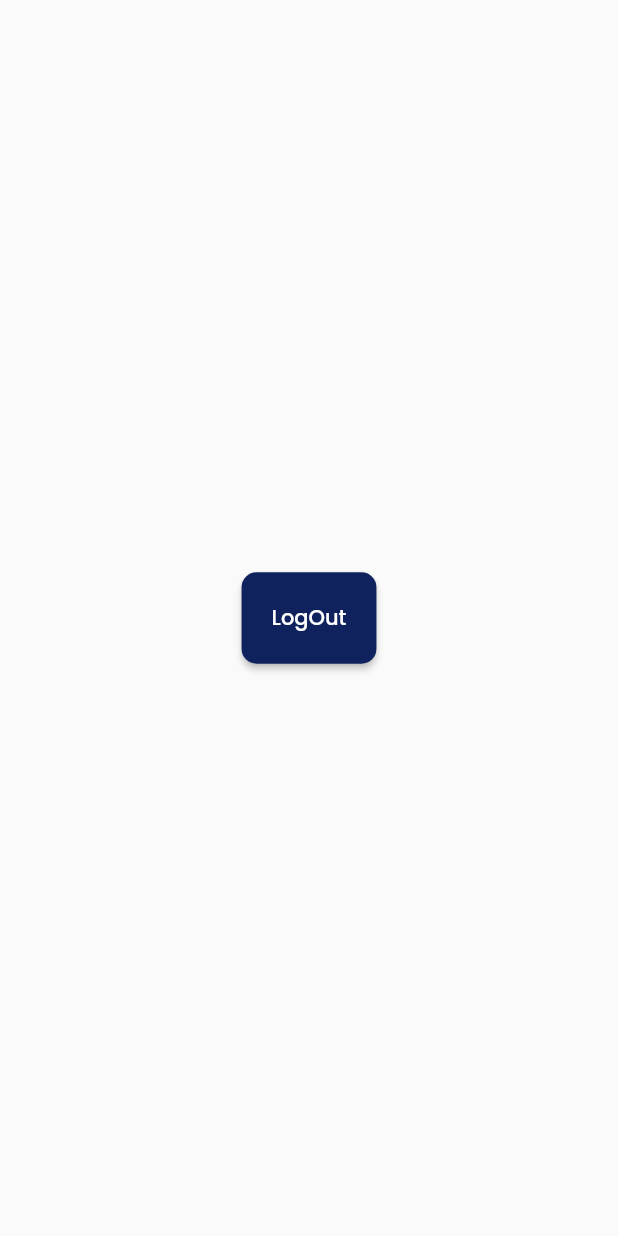
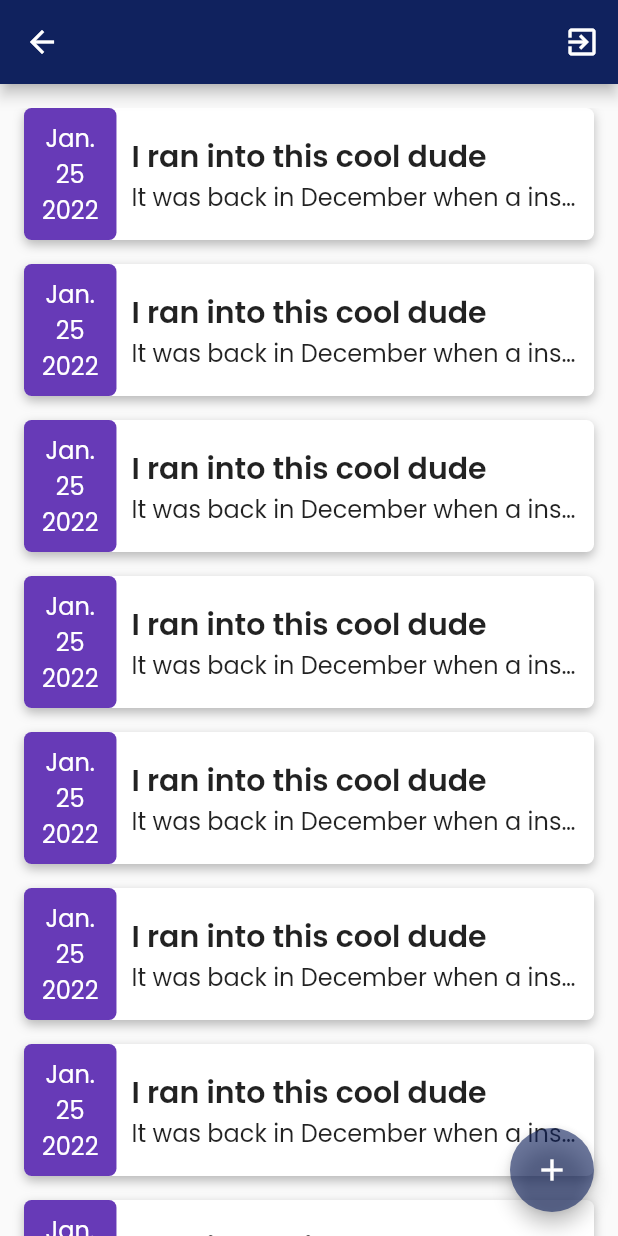
Before and after one commit to israelglory/smart_tools, a Flutter app: the HomePage screen opened by its route, on a phone screen of 412 x 824 dp. Run offline on Flutter 3.47's test engine with Material 2 defaults, Android fonts, the phone set to English and light mode, and no system bars; our stand-ins replace cloud_firestore, device_preview, firebase_auth, firebase_core, get, google_fonts and 1 more; missing offline and left inert: im_animations; accounts and stored records are empty; network calls fail.

Commit message:
Diary feature for home including list tile

```diff
--- /dev/null
+++ b/lib/features/diary/controllers/create_diary_controller.dart
@@ -0,0 +1,3 @@
+import 'package:smart_tools/routes/exports.dart';
+
+class CreateDiaryController extends GetxController {}
--- /dev/null
+++ b/lib/features/diary/controllers/diary_home_controller.dart
@@ -0,0 +1,3 @@
+import 'package:smart_tools/routes/exports.dart';
+
+class DiaryHomeController extends GetxController {}
--- /dev/null
+++ b/lib/features/diary/views/create_diary.dart
@@ -0,0 +1,24 @@
+import 'package:smart_tools/components/app_textfield.dart';
+import 'package:smart_tools/features/diary/controllers/create_diary_controller.dart';
+import 'package:smart_tools/routes/exports.dart';
+
+class CreateDiaryPage extends StatelessWidget {
+  const CreateDiaryPage({Key? key}) : super(key: key);
+
+  @override
+  Widget build(BuildContext context) {
+    return GetBuilder<CreateDiaryController>(
+      init: CreateDiaryController(),
+      builder: (controller) {
+        return Scaffold(
+          body: Column(
+            children: const [
+              AppTextField(),
+              AppTextField(),
+            ],
+          ),
+        );
+      },
+    );
+  }
+}
--- /dev/null
+++ b/lib/features/diary/views/diary_home.dart
@@ -0,0 +1,39 @@
+import 'package:smart_tools/features/diary/widgets/dairy_item.dart';
+import 'package:smart_tools/routes/exports.dart';
+
+class DiaryHomePage extends StatelessWidget {
+  const DiaryHomePage({Key? key}) : super(key: key);
+
+  @override
+  Widget build(BuildContext context) {
+    return GetBuilder<DiaryHomeController>(
+      init: DiaryHomeController(),
+      builder: (controller) {
+        return Scaffold(
+          floatingActionButton: FloatingActionButton(
+            elevation: 5,
+            onPressed: () {
+              Get.toNamed(RoutesClass.getCreateDiaryRoute());
+            },
+            child: const Icon(Icons.add),
+          ),
+          body: Container(
+            padding: const EdgeInsets.only(top: 16.0),
+            child: ListView.separated(
+              shrinkWrap: true,
+              itemBuilder: (context, index) {
+                return const DiaryItem();
+              },
+              separatorBuilder: (context, index) {
+                return const SizedBox(
+                  height: 16.0,
+                );
+              },
+              itemCount: 20,
+            ),
+          ),
+        );
+      },
+    );
+  }
+}
--- /dev/null
+++ b/lib/features/diary/widgets/dairy_item.dart
@@ -0,0 +1,67 @@
+import '../../../routes/exports.dart';
+
+class DiaryItem extends StatelessWidget {
+  const DiaryItem({Key? key}) : super(key: key);
+
+  @override
+  Widget build(BuildContext context) {
+    return Container(
+      margin: const EdgeInsets.only(
+        left: 16.0,
+        right: 16.0,
+      ),
+      padding: const EdgeInsets.only(right: 10.0),
+      decoration: BoxDecoration(
+        color: Colors.white,
+        borderRadius: BorderRadius.circular(5),
+        boxShadow: const [
+          BoxShadow(
+            color: Colors.black26, //New
+            blurRadius: 5,
+            offset: Offset(0, 3),
+          ),
+        ],
+      ),
+      child: Row(
+        children: [
+          Container(
+            padding: const EdgeInsets.fromLTRB(12, 8, 12, 8),
+            decoration: BoxDecoration(
+                color: Colors.deepPurple,
+                borderRadius: BorderRadius.circular(5)),
+            child: const AppText(
+              '''Jan.
+25
+2022''',
+              color: Colors.white,
+              size: 16,
+              alignment: TextAlign.center,
+            ),
+          ),
+          const SizedBox(
+            width: 10,
+          ),
+          Expanded(
+            child: Column(
+              crossAxisAlignment: CrossAxisAlignment.start,
+              children: const [
+                AppText(
+                  'I ran into this cool dude',
+                  size: 20,
+                  fontWeight: FontWeight.w600,
+                ),
+                AppText(
+                  'It was back in December when a insta message got pop up, that is when something unexpected happened. Basically we were college classmates who barely talked two-three times in whole year course. After which our streams got seperated.Didn’t knew each others contact no but destiny had some plans back then.',
+                  size: 16,
+                  maxLines: 1,
+                  overflow: TextOverflow.ellipsis,
+                  fontWeight: FontWeight.w400,
+                )
+              ],
+            ),
+          ),
+        ],
+      ),
+    );
+  }
+}
--- a/lib/features/controllers/home/home_controller.dart
+++ b/lib/features/home_screens/controller/home_controller.dart
@@ -7,4 +7,11 @@ class HomeController extends GetxController {
     authService.logOut();
     Get.offNamed(RoutesClass.getLoginRoute());
   }
+
+  int selectedIndex = 0;
+  final List children = [const DiaryHomePage()];
+  void onItemTapped(int index) {
+    selectedIndex = index;
+    update();
+  }
 }
--- a/lib/features/homepage.dart
+++ b/lib/features/home_screens/homepage.dart
@@ -1,3 +1,4 @@
+import 'package:flutter/cupertino.dart';
 import 'package:smart_tools/routes/exports.dart';
 
 class HomePage extends StatelessWidget {
@@ -9,18 +10,15 @@ class HomePage extends StatelessWidget {
       init: HomeController(),
       builder: (controller) {
         return Scaffold(
-          body: Center(
-            child: AppButton(
-              onPressed: controller.logOut,
-              padding: const EdgeInsets.all(20),
-              color: AppColors.primaryColor,
-              radius: 10,
-              child: const AppText(
-                'LogOut',
-                color: Colors.white,
+          appBar: AppBar(
+            actions: [
+              IconButton(
+                icon: const Icon(Icons.exit_to_app),
+                onPressed: controller.logOut,
               ),
-            ),
+            ],
           ),
+          body: const DiaryHomePage(),
         );
       },
     );
--- a/lib/routes/exports.dart
+++ b/lib/routes/exports.dart
@@ -4,8 +4,8 @@ export 'package:smart_tools/authentication/views/login_page.dart';
 export 'package:smart_tools/authentication/views/signup_page.dart';
 export 'package:smart_tools/splash/splash_screen_controller.dart';
 export 'package:smart_tools/splash/splash_screen.dart';
-export 'package:smart_tools/features/controllers/home/home_controller.dart';
-export 'package:smart_tools/features/homepage.dart';
+export 'package:smart_tools/features/home_screens/controller/home_controller.dart';
+export 'package:smart_tools/features/home_screens/homepage.dart';
 export 'package:smart_tools/services/auth_services.dart';
 export 'package:smart_tools/dialogs/snackbar.dart';
 export 'package:firebase_auth/firebase_auth.dart';
@@ -19,3 +19,5 @@ export 'package:firebase_core/firebase_core.dart';
 export 'package:smart_tools/constants/app_colors.dart';
 export 'package:smart_tools/components/app_button.dart';
 export 'package:smart_tools/components/app_text.dart';
+export 'package:smart_tools/features/diary/controllers/diary_home_controller.dart';
+export 'package:smart_tools/features/diary/views/diary_home.dart';
--- a/lib/routes/routes.dart
+++ b/lib/routes/routes.dart
@@ -1,3 +1,5 @@
+import 'package:smart_tools/features/diary/views/create_diary.dart';
+
 import 'exports.dart';
 
 class RoutesClass {
@@ -11,6 +13,12 @@ class RoutesClass {
   //home
   static const String home = '/home';
 
+  //Diary
+  static const String diaryHome = '/feature/diary_home';
+
+  //Create Diary
+  static const String createDiary = '/feature/create_diary';
+
   // GETTERS
   // Authentication Routes
   static String getRegisterRoute() => registerAccount;
@@ -19,8 +27,13 @@ class RoutesClass {
   //Splash Screen
   static String getSplashScreenRoute() => splashScreen;
 
-  //Splash Screen
+  //Home
   static String getHomeRoute() => home;
+
+  //Diary
+  static String getDiaryHomeRoute() => diaryHome;
+
+  static String getCreateDiaryRoute() => createDiary;
 
   // ROUTING FUNCTION
   static List<GetPage> routes = [
@@ -57,5 +70,21 @@ class RoutesClass {
       transitionDuration: const Duration(seconds: 0, milliseconds: 400),
       curve: Curves.fastOutSlowIn,
     ),
+
+    //Diary
+    GetPage(
+      name: getDiaryHomeRoute(),
+      page: () => const DiaryHomePage(),
+      transition: Transition.fadeIn,
+      transitionDuration: const Duration(seconds: 0, milliseconds: 400),
+      curve: Curves.fastOutSlowIn,
+    ),
+    GetPage(
+      name: getCreateDiaryRoute(),
+      page: () => const CreateDiaryPage(),
+      transition: Transition.fadeIn,
+      transitionDuration: const Duration(seconds: 0, milliseconds: 400),
+      curve: Curves.fastOutSlowIn,
+    ),
   ];
 }
--- a/pubspec.yaml
+++ b/pubspec.yaml
@@ -61,6 +61,8 @@ dependencies:
   cloud_firestore: ^3.1.13
   im_animations: ^0.1.2
   bot_toast: ^4.0.1
+  hive_flutter: ^1.1.0
+  hive: ^2.2.3
 
 
 dev_dependencies:
@@ -73,6 +75,8 @@ dev_dependencies:
   # package. See that file for information about deactivating specific lint
   # rules and activating additional ones.
   flutter_lints: ^2.0.0
+  build_runner: ^2.2.1
+  hive_generator: ^1.1.3
 
 # For information on the generic Dart part of this file, see the
 # following page: https://dart.dev/tools/pub/pubspec
```
Also changed, not shown: pubspec.lock.
